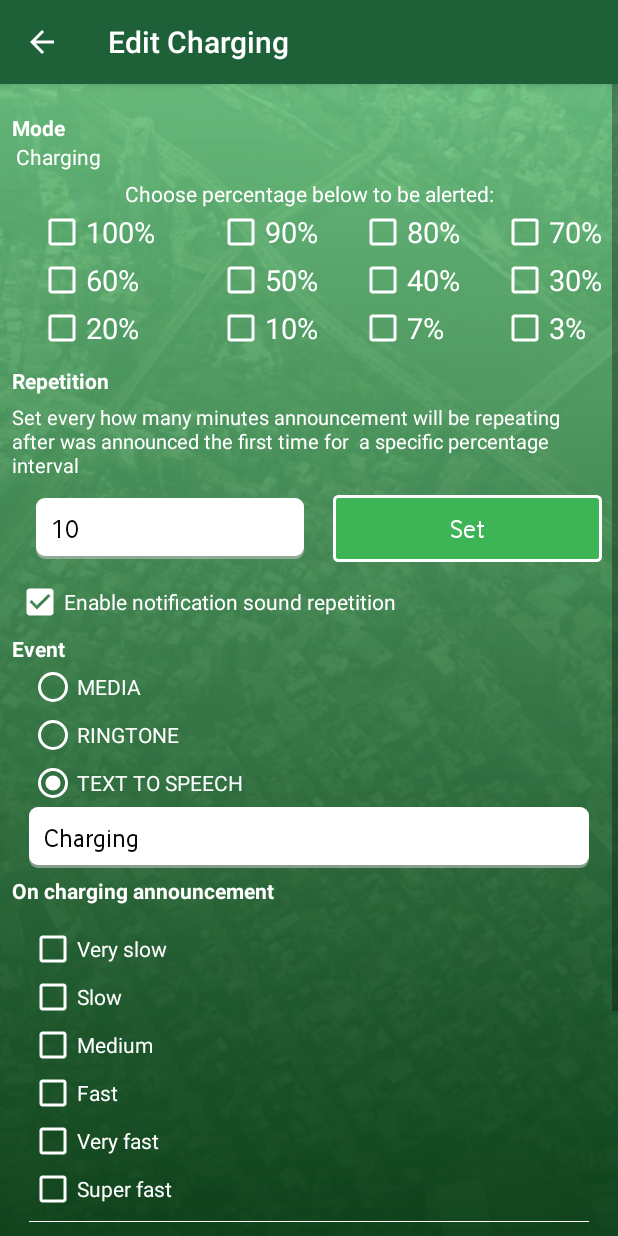
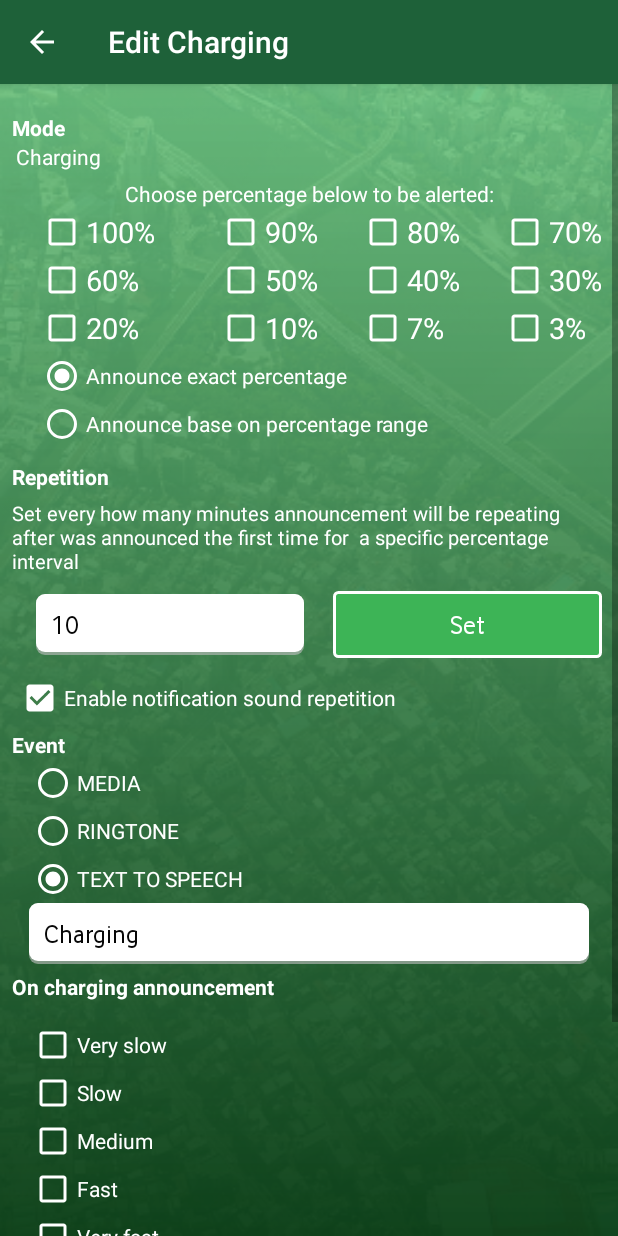
Before and after one commit to dondell/Tracki-Batt, an Android app: the screen it shows after launch (AlertDetailsActivity before the commit, ChargingOrDischargingActivity after it), after a tap on "Charging alerts %", on a phone screen of 412 x 824 dp. Run offline under Robolectric (Android 15) with nearby library versions, the phone set to English and light mode, and no system bars; our stand-ins replace Room's generated code, data binding, sdp/ssp sizes; 4 statements that could not run were skipped.

Commit message:
2021-02-26 Tracki Batt - Fix issue not prompting to go to Do Not Disturb settings to enable Beep on Low battery.
2021-03-01
Tracki Batt - Finish new algorithm for computing app usage per percentage decrement.

2021-03-02
Tracki Batt - Testing new algorithm / Fixing flaw
            - Change discharging estimate label from "Discharging time" to "Estimated battery life"
            - Low beep alert - change starting level from 10% to 15%

```diff
--- a/app/src/main/AndroidManifest.xml
+++ b/app/src/main/AndroidManifest.xml
@@ -2,8 +2,8 @@
 <manifest xmlns:android="http://schemas.android.com/apk/res/android"
     xmlns:tools="http://schemas.android.com/tools"
     package="com.ami.batterwatcher"
-    android:versionCode="202102231"
-    android:versionName="1.0.45">
+    android:versionCode="202103023"
+    android:versionName="1.0.50">
 
     <uses-permission
         android:name="android.permission.PACKAGE_USAGE_STATS"
@@ -42,7 +42,7 @@
             </intent-filter>
         </activity>
         <activity
-            android:name=".view.AlertDetailsActivity"
+            android:name=".view.ChargingOrDischargingActivity"
             android:screenOrientation="portrait"
             android:windowSoftInputMode="stateHidden" />
         <activity
--- a/app/src/main/java/com/ami/batterwatcher/data/AppDatabase.java
+++ b/app/src/main/java/com/ami/batterwatcher/data/AppDatabase.java
@@ -25,7 +25,7 @@ import java.util.concurrent.Executors;
 @Database(entities = {
         AlertModel.class, ChargeModel.class, PercentageModel.class, UsageModel.class,
         ChargingSampleModel.class, DischargingSampleModel.class
-}, version = 7)
+}, version = 8)
 public abstract class AppDatabase extends RoomDatabase {
     public abstract AlertDao userDao();
 
@@ -57,6 +57,7 @@ public abstract class AppDatabase extends RoomDatabase {
                             .addMigrations(MIGRATION_4_5)
                             .addMigrations(MIGRATION_5_6)
                             .addMigrations(MIGRATION_6_7)
+                            .addMigrations(MIGRATION_7_8)
                             .build();
                 }
             }
@@ -206,4 +207,12 @@ public abstract class AppDatabase extends RoomDatabase {
         }
     };
 
+    static final Migration MIGRATION_7_8 = new Migration(7, 8) {
+        @Override
+        public void migrate(@NonNull SupportSQLiteDatabase database) {
+            database.execSQL("ALTER TABLE usagemodel ADD COLUMN timeStart INTEGER NOT NULL DEFAULT 1");
+            database.execSQL("ALTER TABLE usagemodel ADD COLUMN timeEnd INTEGER NOT NULL DEFAULT 1");
+        }
+    };
+
 }
--- a/app/src/main/java/com/ami/batterwatcher/data/usage/UsageDao.java
+++ b/app/src/main/java/com/ami/batterwatcher/data/usage/UsageDao.java
@@ -14,8 +14,23 @@ import java.util.List;
 
 @Dao
 public interface UsageDao {
-    @Query("SELECT * FROM usagemodel")
+    @Query("SELECT *, SUM(percentage) FROM usagemodel")
     LiveData<List<UsageModel>> getAll();
+
+    @Query("SELECT usageId, " +
+            "packageName, " +
+            "SUM(percentage) AS percentage, " +
+            "AVG(mAh) AS mAh, " +
+            "current_beforeLaunch, " +
+            "current_mAh, " +
+            "avg_mAh, " +
+            "capacity_mAh, " +
+            "current_battery_percent, " +
+            "SUM(timeDuration) AS timeDuration, " +
+            "timeStart, " +
+            "timeEnd " +
+            " FROM usagemodel WHERE timeStart >= :dischargingStartTime GROUP BY packageName")
+    LiveData<List<UsageModel>> getAllBaseDischargingSession(long dischargingStartTime);
 
     @Query("SELECT * FROM usagemodel WHERE usageId IN (:userIds)")
     List<UsageModel> loadAllByIds(int[] userIds);
--- a/app/src/main/java/com/ami/batterwatcher/data/usage/UsageViewModel.java
+++ b/app/src/main/java/com/ami/batterwatcher/data/usage/UsageViewModel.java
@@ -18,7 +18,7 @@ public class UsageViewModel extends AndroidViewModel {
     public UsageViewModel(Application application) {
         super(application);
         mRepository = new UsageRepository(application);
-        mAllUsages = mRepository.getAll();
+        mAllUsages = mRepository.getAllBaseDischargingSession();
     }
 
     public LiveData<List<UsageModel>> getAll() {
--- a/app/src/main/java/com/ami/batterwatcher/view/AlertDetailsActivity.java
+++ b/app/src/main/java/com/ami/batterwatcher/view/ChargingOrDischargingActivity.java
@@ -1,6 +1,10 @@
 package com.ami.batterwatcher.view;
 
+import android.app.NotificationManager;
 import android.content.Context;
+import android.content.Intent;
+import android.os.Build;
+import android.provider.Settings;
 import android.text.TextUtils;
 import android.view.LayoutInflater;
 import android.view.View;
@@ -24,7 +28,7 @@ import java.util.Locale;
 
 import static com.ami.batterwatcher.service.BatteryService.DEFAULT_CHECK_BATTERY_INTERVAL;
 
-public class AlertDetailsActivity extends BaseActivity {
+public class ChargingOrDischargingActivity extends BaseActivity {
 
     private ActivityItemDetailsBinding viewDataBinding;
     private AlertViewModel viewModel;
@@ -38,6 +42,7 @@ public class AlertDetailsActivity extends BaseActivity {
     private int menu_discharging = 4;
     private int chargeModelId = 0;
     private ChargeModel chargeModel;
+    private NotificationManager notificationManager;
 
     @Override
     protected int setLayout() {
@@ -67,6 +72,7 @@ public class AlertDetailsActivity extends BaseActivity {
 
     @Override
     protected void setData() {
+        notificationManager = (NotificationManager) getSystemService(Context.NOTIFICATION_SERVICE);
         viewModel = new ViewModelProvider(this).get(AlertViewModel.class);
         chargeViewModel = new ViewModelProvider(this).get(ChargeViewModel.class);
         percentageViewModel = new ViewModelProvider(this).get(PercentageViewModel.class);
@@ -127,14 +133,31 @@ public class AlertDetailsActivity extends BaseActivity {
                         enableRepeatedAlertForPercentageForCharging :
                         enableRepeatedAlertForPercentageForDisCharging, true));
 
+        viewDataBinding.radioButtonAnnounceExactPercent.setChecked(
+                store.getBoolean(screen_type == 3 ?
+                                chargingAnnouncePercentExactValue : dischargingAnnouncePercentExactValue,
+                        true)
+        );
+
         viewDataBinding.radioButtonAnnouncePercentRange.setChecked(
                 store.getBoolean(screen_type == 3 ?
                         chargingAnnouncePercentBaseOnRange : dischargingAnnouncePercentBaseOnRange)
         );
-        viewDataBinding.radioButtonAnnounceExactPercent.setChecked(
-                store.getBoolean(screen_type == 3 ?
-                        chargingAnnouncePercentExactValue : dischargingAnnouncePercentExactValue)
-        );
+    }
+
+    @Override
+    protected void onPostResume() {
+        super.onPostResume();
+        if (Build.VERSION.SDK_INT >= Build.VERSION_CODES.M
+                && !notificationManager.isNotificationPolicyAccessGranted()) {
+            store.setBoolean(playLoudBeepOnBelowTenPercent, false);
+            viewDataBinding.checkboxPlayLoudBeepOnBelowTenPercent.setChecked(false);
+        }
+        if (Build.VERSION.SDK_INT >= Build.VERSION_CODES.M
+                && notificationManager.isNotificationPolicyAccessGranted()) {
+            store.setBoolean(playLoudBeepOnBelowTenPercent, true);
+            viewDataBinding.checkboxPlayLoudBeepOnBelowTenPercent.setChecked(true);
+        }
     }
 
     private void setCheckBoxes(List<PercentageModel> list) {
@@ -196,7 +219,30 @@ public class AlertDetailsActivity extends BaseActivity {
                 percentageViewModel.insert(new PercentageModel(screen_type == 3 ? 12 : 24, 100, chargeModelId, b)));
 
         viewDataBinding.checkboxPlayLoudBeepOnBelowTenPercent.setOnCheckedChangeListener(((compoundButton, b) -> {
-            store.setBoolean(playLoudBeepOnBelowTenPercent, b);
+            if (b) {
+                if (Build.VERSION.SDK_INT >= Build.VERSION_CODES.M
+                        && !notificationManager.isNotificationPolicyAccessGranted()) {
+                    store.setBoolean(playLoudBeepOnBelowTenPercent, false);
+                    showDoNotDisturbPermissionTutorial(new View.OnClickListener() {
+                        @Override
+                        public void onClick(View view) {
+                            if (null != alertDialog)
+                                alertDialog.dismiss();
+                            Intent intent = new Intent(android.provider.Settings.ACTION_NOTIFICATION_POLICY_ACCESS_SETTINGS);
+                            intent.setFlags(Intent.FLAG_ACTIVITY_NEW_TASK);
+                            startActivity(intent);
+                        }
+                    });
+                } else if (Build.VERSION.SDK_INT >= Build.VERSION_CODES.M
+                        && notificationManager.isNotificationPolicyAccessGranted()) {
+                    store.setBoolean(playLoudBeepOnBelowTenPercent, true);
+                } else {
+                    store.setBoolean(playLoudBeepOnBelowTenPercent, true);
+                }
+            } else {
+                store.setBoolean(playLoudBeepOnBelowTenPercent, false);
+            }
+
         }));
         viewDataBinding.checkboxAnnounceVerySlow.setOnCheckedChangeListener(((compoundButton, b) -> {
             store.setBoolean(screen_type == 3 ?
--- a/app/src/main/java/com/ami/batterwatcher/view/MainActivity.java
+++ b/app/src/main/java/com/ami/batterwatcher/view/MainActivity.java
@@ -117,7 +117,7 @@ public class MainActivity extends BaseActivity {
         listAdapter = new AlertListAdapter(this, models, new AlertListAdapter.ClickListener() {
             @Override
             public void onClick(int position) {
-                Intent addIntent = new Intent(MainActivity.this, AlertDetailsActivity.class);
+                Intent addIntent = new Intent(MainActivity.this, ChargingOrDischargingActivity.class);
                 addIntent.putExtra("screen_type", 2);
                 addIntent.putExtra("data", models.get(position));
                 startActivity(addIntent);
@@ -200,7 +200,7 @@ public class MainActivity extends BaseActivity {
         });
 
         viewDataBinding.includeCharging.getRoot().setOnClickListener(view -> {
-            Intent addIntent = new Intent(MainActivity.this, AlertDetailsActivity.class);
+            Intent addIntent = new Intent(MainActivity.this, ChargingOrDischargingActivity.class);
             addIntent.putExtra("screen_type", 3);
             if (chargeModels.size() > 0)
                 addIntent.putExtra("data", chargeModels.get(0));
@@ -208,7 +208,7 @@ public class MainActivity extends BaseActivity {
         });
 
         viewDataBinding.includeDischarging.getRoot().setOnClickListener(view -> {
-            Intent addIntent = new Intent(MainActivity.this, AlertDetailsActivity.class);
+            Intent addIntent = new Intent(MainActivity.this, ChargingOrDischargingActivity.class);
             addIntent.putExtra("screen_type", 4);
             if (chargeModels.size() > 0)
                 addIntent.putExtra("data", chargeModels.get(1));
@@ -427,9 +427,9 @@ public class MainActivity extends BaseActivity {
 
         //Get stored battery value and compare it on the current value
         int storedPreviousBatLevel = store.getInt(previousBatValueKey, -1);
-        log("rawLevel:" + currentBattLevel +
+        /*log("rawLevel:" + currentBattLevel +
                 " scale:" + store.getInt(bat_scale) + " status:" + store.getInt(bat_status) +
-                " storedPreviousBatLevel:" + storedPreviousBatLevel);
+                " storedPreviousBatLevel:" + storedPreviousBatLevel);*/
         //If no stored battery value, then save the current battery level
         if (storedPreviousBatLevel == -1) {
             store.setInt(previousBatValueKey, currentBattLevel);
--- a/app/src/main/java/com/ami/batterwatcher/viewmodels/UsageModel.java
+++ b/app/src/main/java/com/ami/batterwatcher/viewmodels/UsageModel.java
@@ -3,6 +3,7 @@ package com.ami.batterwatcher.viewmodels;
 import android.os.Parcel;
 import android.os.Parcelable;
 
+import androidx.annotation.NonNull;
 import androidx.room.Entity;
 import androidx.room.PrimaryKey;
 
@@ -11,6 +12,7 @@ public class UsageModel implements Parcelable {
     @PrimaryKey(autoGenerate = true)
     public long usageId;
     public String packageName;
+    @NonNull
     public float percentage;
     public float mAh; //this is the mAh added on top of the current mAh
     public float current_beforeLaunch; //this is the current mAh usage of the device before app launch
@@ -19,6 +21,8 @@ public class UsageModel implements Parcelable {
     public float capacity_mAh; //this is the capacity of the device in mAh
     public float current_battery_percent; //this is the current battery percentage of the device
     public long timeDuration;
+    public long timeStart;
+    public long timeEnd;
 
     public UsageModel() {
     }
--- a/app/src/main/res/layout/activity_item_details.xml
+++ b/app/src/main/res/layout/activity_item_details.xml
@@ -243,6 +243,34 @@
                             app:layout_constraintStart_toStartOf="@+id/checkbox_30"
                             app:layout_constraintTop_toBottomOf="@+id/checkbox_30" />
 
+                        <RadioGroup
+                            android:id="@+id/radioGroup_percentAnnounceOption"
+                            android:layout_width="0dp"
+                            android:layout_height="wrap_content"
+                            app:layout_constraintEnd_toEndOf="@+id/checkbox_3"
+                            app:layout_constraintStart_toStartOf="@+id/checkbox_20"
+                            app:layout_constraintTop_toBottomOf="@id/checkbox_3">
+
+                            <RadioButton
+                                android:id="@+id/radioButton_announceExactPercent"
+                                android:layout_width="match_parent"
+                                android:layout_height="wrap_content"
+                                android:buttonTint="?attr/image_tint_color"
+                                android:text="Announce exact percentage"
+                                android:textColor="@color/white"
+                                tools:checked="true" />
+
+                            <RadioButton
+                                android:id="@+id/radioButton_announcePercentRange"
+                                android:layout_width="match_parent"
+                                android:layout_height="wrap_content"
+                                android:buttonTint="?attr/image_tint_color"
+                                android:text="Announce base on percentage range"
+                                android:textColor="@color/white" />
+
+
+                        </RadioGroup>
+
                         <CheckBox
                             android:id="@+id/checkbox_playLoudBeepOnBelowTenPercent"
                             android:layout_width="0dp"
@@ -252,7 +280,7 @@
                             android:textColor="@color/white"
                             app:layout_constraintEnd_toEndOf="@+id/checkbox_3"
                             app:layout_constraintStart_toStartOf="@+id/checkbox_20"
-                            app:layout_constraintTop_toBottomOf="@+id/checkbox_20" />
+                            app:layout_constraintTop_toBottomOf="@+id/radioGroup_percentAnnounceOption" />
 
                     </androidx.constraintlayout.widget.ConstraintLayout>
 
@@ -557,34 +585,6 @@
                         android:text="Check if you want to hear the word percent at the end."
                         android:textColor="@color/white" />
 
-                    <View
-                        android:layout_width="match_parent"
-                        android:layout_height="0.03dp"
-                        android:layout_marginTop="@dimen/_4sdp"
-                        android:layout_marginBottom="@dimen/_4sdp"
-                        android:background="@color/white" />
-
-                    <RadioGroup
-                        android:id="@+id/radioGroup_percentAnnounceOption"
-                        android:layout_width="match_parent"
-                        android:layout_height="wrap_content">
-
-                        <RadioButton
-                            android:id="@+id/radioButton_announcePercentRange"
-                            android:layout_width="match_parent"
-                            android:layout_height="wrap_content"
-                            android:buttonTint="?attr/image_tint_color"
-                            android:text="Announce base on percentage range"
-                            android:textColor="@color/white" />
-
-                        <RadioButton
-                            android:id="@+id/radioButton_announceExactPercent"
-                            android:layout_width="match_parent"
-                            android:layout_height="wrap_content"
-                            android:buttonTint="?attr/image_tint_color"
-                            android:text="Announce exact percentage"
-                            android:textColor="@color/white" />
-                    </RadioGroup>
                 </LinearLayout>
 
                 <Button
```
Also changed, not shown: app/src/main/java/com/ami/batterwatcher/base/BaseActivity.java (+16 -0 lines), app/src/main/java/com/ami/batterwatcher/data/UsageWithCurrentSamplings.java (added, +15 -0 lines), app/src/main/java/com/ami/batterwatcher/data/usage/UsageRepository.java (+6 -2 lines), app/src/main/java/com/ami/batterwatcher/service/BatteryService.java (+155 -83 lines), app/src/main/java/com/ami/batterwatcher/usage/UsagePresenter.java (+6 -6 lines), app/src/main/java/com/ami/batterwatcher/view/UsageActivity.java (+5 -2 lines), app/src/main/res/layout/activity_usage_list.xml (+12 -1 lines), app/src/main/res/layout/alert_dialog_donotdisturb_tutorial.xml (added, +70 -0 lines), app/src/main/res/drawable/tutorial_donotdisturb1.png (added), app/src/main/res/drawable/tutorial_donotdisturb2.png (added), 1 other file.
